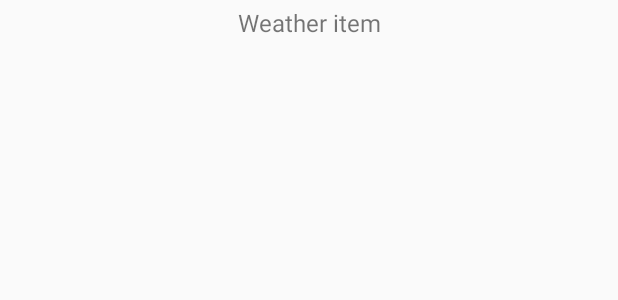
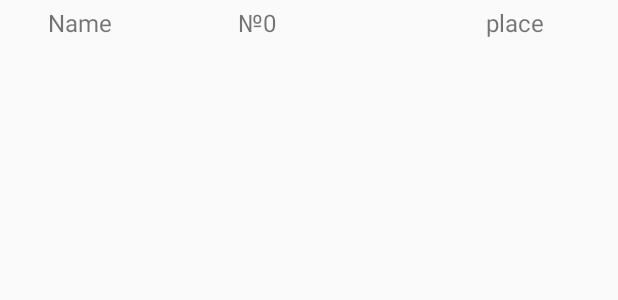
Before and after one commit to aninkina/Lab, an Android app: the layout item_weather.xml on its own in the app's theme, with its tools: preview values and no code run, on a phone screen of 412 x 824 dp. Shown: the top 300 px of the screen. Run offline under Robolectric (Android 15) with nearby library versions, the phone set to English and light mode, and no system bars; network calls fail.

```diff
--- a/app/src/main/kotlin/dev/fstudio/weather/api/get/model/DataList.kt
+++ b/app/src/main/kotlin/dev/fstudio/weather/api/get/model/DataList.kt
@@ -4,7 +4,7 @@ import kotlinx.serialization.Serializable
 @Serializable
 data class DataList(
     val clouds: Clouds,
-    val dt: Int,
+    val dt: Long,
     val dt_txt: String,
     val main: Main,
     val pop: Double,
--- a/app/src/main/kotlin/dev/fstudio/weather/ui/fragment/weather/WeatherFragment.kt
+++ b/app/src/main/kotlin/dev/fstudio/weather/ui/fragment/weather/WeatherFragment.kt
@@ -45,6 +45,9 @@ class WeatherFragment : Fragment() {
             }.onSuccess {
                 weatherAdapter = WeatherAdapter(it.list)
                 adapter = weatherAdapter
+                binding.tvName.text = it.city.name
+                binding.tvCountry.text = it.city.country
+
             }
         }
         layoutManager = LinearLayoutManager(requireContext())
--- a/app/src/main/res/layout/item_weather.xml
+++ b/app/src/main/res/layout/item_weather.xml
@@ -5,17 +5,51 @@
     android:layout_height="wrap_content"
     xmlns:app="http://schemas.android.com/apk/res-auto">
 
+
+
+
     <TextView
-        android:id="@+id/tv_weather_name"
-        android:layout_width="match_parent"
+        android:id="@+id/tv_date"
+        android:layout_width="90dp"
         android:layout_height="wrap_content"
         android:layout_margin="4dp"
         android:textAlignment="center"
         android:textSize="16sp"
         app:layout_constraintBottom_toBottomOf="parent"
         app:layout_constraintEnd_toEndOf="parent"
+        app:layout_constraintHorizontal_bias="0.015"
         app:layout_constraintStart_toStartOf="parent"
         app:layout_constraintTop_toTopOf="parent"
-        tools:text="Weather item" />
+        app:layout_constraintVertical_bias="0.529"
+        tools:text="Name" />
+
+    <TextView
+        android:id="@+id/tv_temp"
+        android:layout_width="90dp"
+        android:layout_height="wrap_content"
+        android:layout_margin="4dp"
+        android:textAlignment="center"
+        android:textSize="16sp"
+        app:layout_constraintBottom_toBottomOf="parent"
+        app:layout_constraintEnd_toEndOf="parent"
+        app:layout_constraintHorizontal_bias="0.112"
+        app:layout_constraintStart_toEndOf="@+id/tv_date"
+        app:layout_constraintTop_toTopOf="parent"
+        tools:text="№0" />
+
+    <TextView
+        android:id="@+id/tv_feels"
+        android:layout_width="100dp"
+        android:layout_height="wrap_content"
+        android:layout_margin="4dp"
+        android:textAlignment="center"
+        android:textSize="16sp"
+        app:layout_constraintBottom_toBottomOf="parent"
+        app:layout_constraintEnd_toEndOf="parent"
+        app:layout_constraintHorizontal_bias="0.829"
+        app:layout_constraintStart_toEndOf="@+id/tv_temp"
+        app:layout_constraintTop_toTopOf="parent"
+        app:layout_constraintVertical_bias="1.0"
+        tools:text="place" />
 
 </androidx.constraintlayout.widget.ConstraintLayout>
```
Also changed, not shown: app/src/main/kotlin/dev/fstudio/weather/api/get/model/SimpleWeather.kt (added, +7 -0 lines), app/src/main/kotlin/dev/fstudio/weather/ui/fragment/weather/WeatherAdapter.kt (+31 -3 lines), app/src/main/res/layout/fragment_weather.xml (+34 -1 lines).
